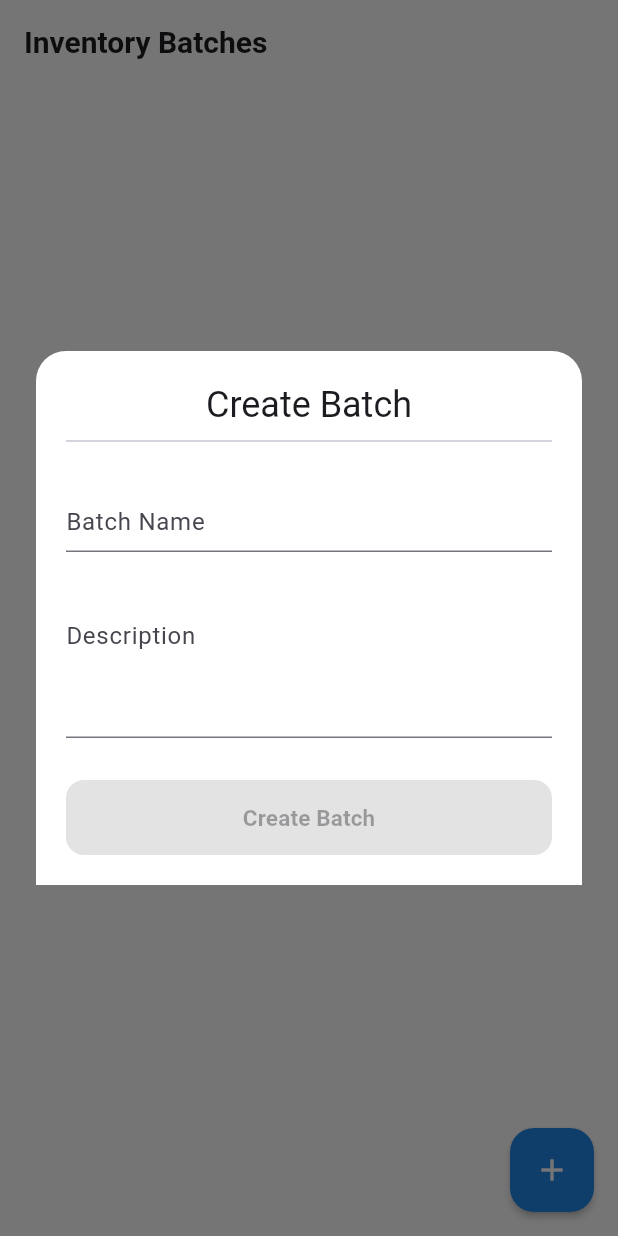
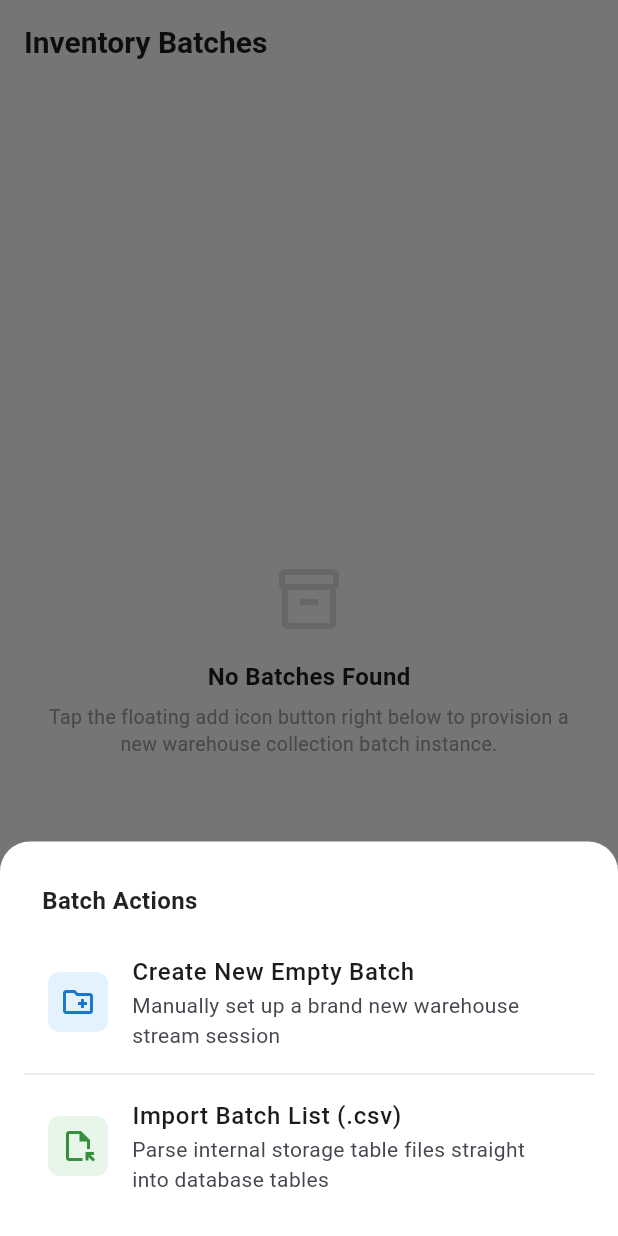
Before and after one commit to PrimeVoid918/CoreStash, a Flutter app: the screen it shows after launch, after a tap on the "add" icon, on a phone screen of 412 x 824 dp. Run offline on Flutter 3.47's test engine with Material 3 defaults, Android fonts, the phone set to English and light mode, and no system bars; our stand-ins replace csv, drift, flutter_riverpod, go_router; missing offline and left inert: flutter_file_dialog, mobile_scanner; accounts and stored records are empty; generated files the repository leaves out were written again.

Commit message:
added import csv feature

```diff
--- /dev/null
+++ b/lib/src/core/services/csv_service.dart
@@ -0,0 +1,93 @@
+import 'dart:io';
+import 'package:csv/csv.dart';
+import 'package:flutter/widgets.dart';
+import 'package:flutter_file_dialog/flutter_file_dialog.dart';
+import 'package:path_provider/path_provider.dart';
+
+/// can read docx
+
+class CsvService {
+  const CsvService();
+
+  Future<File?> createTempCsvFile({
+    required String fileName,
+    required List<List<dynamic>> rows,
+  }) async {
+    try {
+      final cleanName = fileName
+          .replaceAll(RegExp(r'[^\w\s]+'), '')
+          .replaceAll(' ', '_');
+
+      final csvString = csv.encode(rows);
+
+      final tempDir = await getTemporaryDirectory();
+      final tempFile = File('${tempDir.path}/$cleanName.csv');
+
+      return await tempFile.writeAsString(csvString);
+    } catch (_) {
+      return null;
+    }
+  }
+
+  Future<bool> presentSaveDialog(File file) async {
+    try {
+      final params = SaveFileDialogParams(sourceFilePath: file.path);
+      final String? finalPath = await FlutterFileDialog.saveFile(
+        params: params,
+      );
+      return finalPath != null;
+    } catch (_) {
+      return false;
+    }
+  }
+
+  Future<List<List<dynamic>>?> pickAndParseCsv() async {
+    try {
+      // strictly filter for CSV files using Extensions and MIME Types
+      const params = OpenFileDialogParams(
+        copyFileToCacheDir: true,
+        fileExtensionsFilter: [
+          'csv',
+        ], // filters on iOS and some Android file managers
+        mimeTypesFilter: [
+          'text/comma-separated-values',
+          'text/csv',
+          'application/csv',
+        ],
+      );
+
+      debugPrint("CSV_DEBUG: Launching file picker...");
+      final String? filePath = await FlutterFileDialog.pickFile(params: params);
+
+      if (filePath == null) {
+        debugPrint("CSV_DEBUG: User cancelled file picking.");
+        return null;
+      }
+
+      // guard against weird file managers that ignore the system filter
+      if (!filePath.toLowerCase().endsWith('.csv')) {
+        debugPrint("CSV_DEBUG_ERROR: User forced a non-CSV file: $filePath");
+        throw Exception("Invalid file format. Please select a .csv file.");
+      }
+
+      debugPrint("CSV_DEBUG: File verified at path: $filePath");
+      final file = File(filePath);
+
+      final List<int> bytes = await file.readAsBytes();
+      final String rawContent = String.fromCharCodes(bytes);
+
+      debugPrint(
+        "CSV_DEBUG: Raw file length: ${rawContent.length} characters.",
+      );
+
+      final List<List<dynamic>> decoded = csv.decode(rawContent);
+      debugPrint("CSV_DEBUG: Successfully parsed ${decoded.length} rows.");
+
+      return decoded;
+    } catch (e, stack) {
+      debugPrint("CSV_DEBUG_ERROR: Failed during import sequence: $e");
+      debugPrint("CSV_DEBUG_STACK: $stack");
+      rethrow; // rethrow so Red UI SnackBar can catch the "Invalid file format" message!
+    }
+  }
+}
--- /dev/null
+++ b/lib/src/core/services/csv_service.provider.dart
@@ -0,0 +1,6 @@
+import 'package:flutter_riverpod/flutter_riverpod.dart';
+import 'csv_service.dart';
+
+final csvServiceProvider = Provider<CsvService>((ref) {
+  return const CsvService();
+});
--- a/lib/src/features/batch/presentation/pages/main.page.dart
+++ b/lib/src/features/batch/presentation/pages/main.page.dart
@@ -6,6 +6,8 @@ import 'package:prac1/src/features/batch/controller/notifier/batch_form.notifier
 import 'package:prac1/src/features/batch/data/batch_providers.dart' as provider;
 import 'package:prac1/src/features/batch/presentation/batch.route.dart'
     as batch_router;
+import 'package:prac1/src/core/services/csv_service.provider.dart'
+    as csv_service;
 
 class BatchMainPage extends ConsumerWidget {
   const BatchMainPage({super.key});
@@ -16,6 +18,7 @@ class BatchMainPage extends ConsumerWidget {
 
     return Scaffold(
       backgroundColor: Colors.white,
+      resizeToAvoidBottomInset: true,
       appBar: AppBar(
         title: const Text(
           "Inventory Batches",
@@ -43,17 +46,110 @@ class BatchMainPage extends ConsumerWidget {
           ),
         ),
       ),
+      floatingActionButtonLocation: FloatingActionButtonLocation.endFloat,
       floatingActionButton: FloatingActionButton(
+        heroTag: "btn_batch_actions",
         backgroundColor: Colors.blue.shade600,
         foregroundColor: Colors.white,
-        elevation: 2,
-        onPressed: () => _showCreateBatchModal(context),
-        child: const Icon(Icons.add),
+        elevation: 4,
+        onPressed: () => _showActionMenuBottomSheet(context, ref),
+        child: const Icon(Icons.add, size: 28),
       ),
     );
   }
 
-  void _showCreateBatchModal(BuildContext context) {
+  void _showActionMenuBottomSheet(BuildContext context, WidgetRef ref) {
+    showModalBottomSheet(
+      context: context,
+      backgroundColor: Colors.white,
+      shape: const RoundedRectangleBorder(
+        borderRadius: BorderRadius.vertical(top: Radius.circular(20)),
+      ),
+      builder: (context) {
+        return SafeArea(
+          child: Padding(
+            padding: const EdgeInsets.symmetric(
+              vertical: 20.0,
+              horizontal: 16.0,
+            ),
+            child: Column(
+              mainAxisSize: MainAxisSize.min,
+              crossAxisAlignment: CrossAxisAlignment.stretch,
+              children: [
+                const Padding(
+                  padding: EdgeInsets.symmetric(
+                    horizontal: 12.0,
+                    vertical: 8.0,
+                  ),
+                  child: Text(
+                    "Batch Actions",
+                    style: TextStyle(
+                      fontSize: 16,
+                      fontWeight: FontWeight.bold,
+                      color: Colors.black87,
+                    ),
+                  ),
+                ),
+                const SizedBox(height: 8),
+                ListTile(
+                  leading: Container(
+                    padding: const EdgeInsets.all(8),
+                    decoration: BoxDecoration(
+                      color: Colors.blue.shade50,
+                      borderRadius: BorderRadius.circular(8),
+                    ),
+                    child: Icon(
+                      Icons.create_new_folder_outlined,
+                      color: Colors.blue.shade700,
+                    ),
+                  ),
+                  title: const Text(
+                    "Create New Empty Batch",
+                    style: TextStyle(fontWeight: FontWeight.w500),
+                  ),
+                  subtitle: const Text(
+                    "Manually set up a brand new warehouse stream session",
+                  ),
+                  onTap: () {
+                    Navigator.of(context).pop();
+                    _showCreateBatchModal(context, ref);
+                  },
+                ),
+                const Divider(height: 16, thickness: 0.5),
+                ListTile(
+                  leading: Container(
+                    padding: const EdgeInsets.all(8),
+                    decoration: BoxDecoration(
+                      color: Colors.green.shade50,
+                      borderRadius: BorderRadius.circular(8),
+                    ),
+                    child: Icon(
+                      Icons.file_open_outlined,
+                      color: Colors.green.shade700,
+                    ),
+                  ),
+                  title: const Text(
+                    "Import Batch List (.csv)",
+                    style: TextStyle(fontWeight: FontWeight.w500),
+                  ),
+                  subtitle: const Text(
+                    "Parse internal storage table files straight into database tables",
+                  ),
+                  onTap: () {
+                    Navigator.of(context).pop();
+                    _handleCsvImportAction(context, ref);
+                  },
+                ),
+              ],
+            ),
+          ),
+        );
+      },
+    );
+  }
+
+  void _showCreateBatchModal(BuildContext context, WidgetRef ref) {
+    ref.invalidate(notifier.batchFormControllerProvider);
     showGeneralDialog(
       context: context,
       barrierDismissible: true,
@@ -69,6 +165,50 @@ class BatchMainPage extends ConsumerWidget {
         );
       },
     );
+  }
+
+  Future<void> _handleCsvImportAction(
+    BuildContext context,
+    WidgetRef ref,
+  ) async {
+    //! context problem
+    // capture the messenger instance immediately while context is 100% active
+    final messenger = ScaffoldMessenger.of(context);
+
+    try {
+      final csvService = ref.read(csv_service.csvServiceProvider);
+      final List<List<dynamic>>? parsedMatrix = await csvService
+          .pickAndParseCsv();
+
+      if (parsedMatrix == null || parsedMatrix.isEmpty) return;
+
+      final batchRepo = ref.read(provider.batchRepoProvider);
+      await batchRepo.importBatchFromRows(parsedMatrix);
+
+      ref.invalidate(provider.batchListProvider);
+
+      // use the captured messenger state instead of raw context
+      messenger.showSnackBar(
+        SnackBar(
+          content: Text('Safely imported "${parsedMatrix.length - 1}" items!'),
+          backgroundColor: Colors.green,
+          behavior: SnackBarBehavior.floating,
+        ),
+      );
+    } catch (e, stackTrace) {
+      debugPrint('IMPORT_CRASH: $e\n$stackTrace');
+
+      messenger.showSnackBar(
+        SnackBar(
+          content: Text(
+            'Error occurred: Duplicate QR Code or invalid layout data found.',
+          ),
+          backgroundColor: Colors.red.shade700,
+          behavior: SnackBarBehavior.floating,
+          duration: const Duration(seconds: 4),
+        ),
+      );
+    }
   }
 }
 
```
Also changed, not shown: lib/src/core/database/data_access_objects/inventory.dao.dart (+6 -2 lines), lib/src/features/batch/data/batch_repository.dart (+54 -20 lines), lib/src/features/batch/presentation/pages/batch.list.page.dart (+19 -14 lines), 1 other file.
